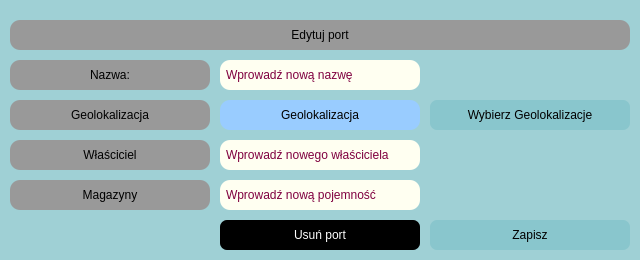
Before: the Qt Designer form GUI/AdminEditHarbour.ui in GlowK/SafeHarbor, drawn with Qt 5.
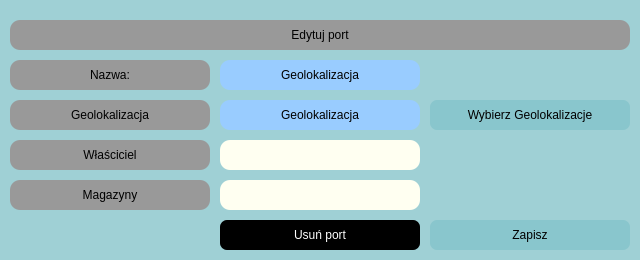
After: the same form once the commit is applied. Icons and pictures are not drawn.

Diff of the .ui file:
```diff
--- a/GUI/AdminEditHarbour.ui
+++ b/GUI/AdminEditHarbour.ui
@@ -79,7 +79,7 @@
     </rect>
    </property>
    <property name="text">
-    <string>Wprowadź nowego właściciela</string>
+    <string/>
    </property>
   </widget>
   <widget class="QLabel" name="labelGeo">
@@ -178,19 +178,6 @@
     <set>Qt::AlignCenter</set>
    </property>
   </widget>
-  <widget class="QLineEdit" name="lineEditName">
-   <property name="geometry">
-    <rect>
-     <x>220</x>
-     <y>60</y>
-     <width>200</width>
-     <height>30</height>
-    </rect>
-   </property>
-   <property name="text">
-    <string>Wprowadź nową nazwę</string>
-   </property>
-  </widget>
   <widget class="QLabel" name="labelName">
    <property name="geometry">
     <rect>
@@ -217,7 +204,7 @@
     </rect>
    </property>
    <property name="text">
-    <string>Wprowadź nową pojemność</string>
+    <string/>
    </property>
   </widget>
   <widget class="QPushButton" name="pushDeleteHarbour">
@@ -244,6 +231,25 @@
     <string>Usuń port</string>
    </property>
   </widget>
+  <widget class="QLabel" name="labelShowGeoName">
+   <property name="geometry">
+    <rect>
+     <x>220</x>
+     <y>60</y>
+     <width>200</width>
+     <height>30</height>
+    </rect>
+   </property>
+   <property name="styleSheet">
+    <string notr="true">background-color: #99CCFF;</string>
+   </property>
+   <property name="text">
+    <string>Geolokalizacja</string>
+   </property>
+   <property name="alignment">
+    <set>Qt::AlignCenter</set>
+   </property>
+  </widget>
  </widget>
  <resources>
   <include location="../gfx.qrc"/>
```
